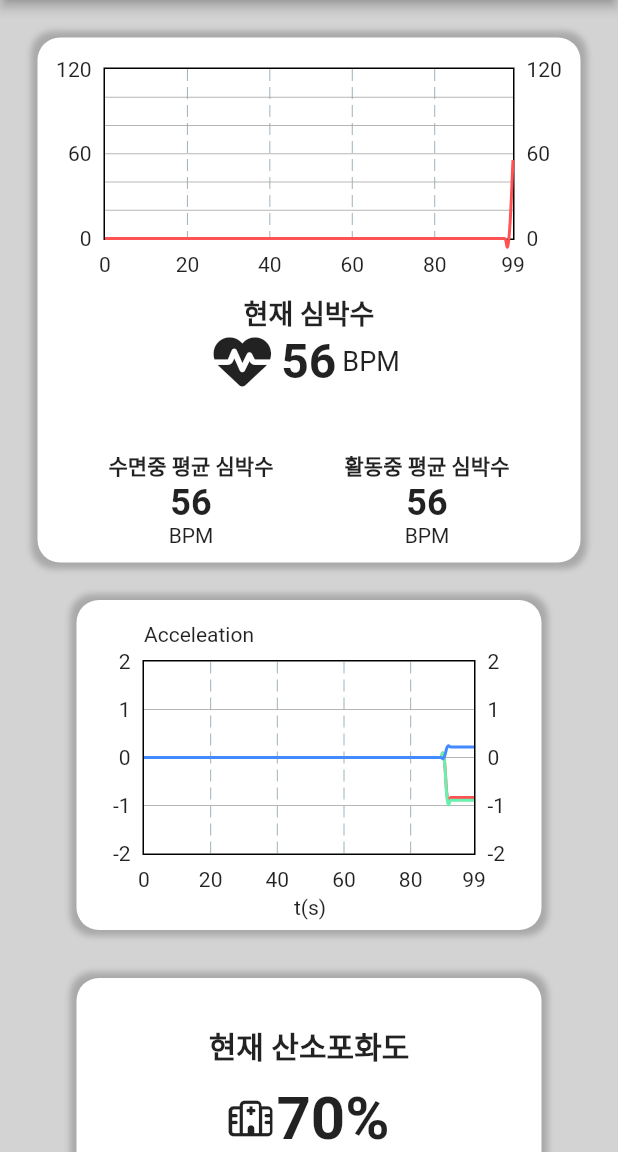
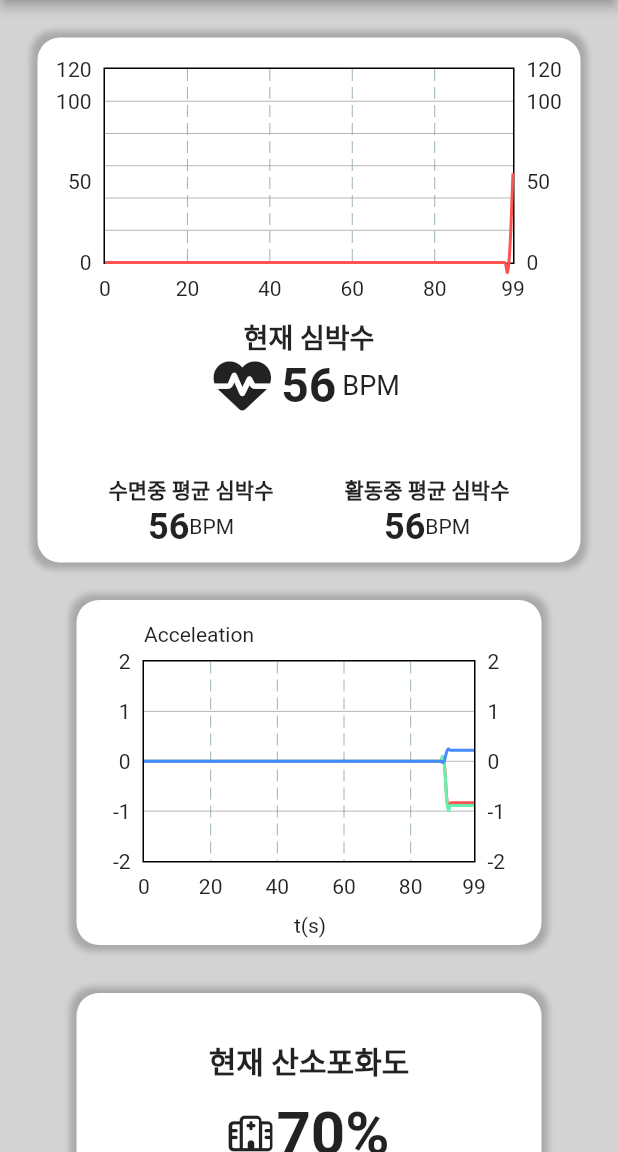
Before and after one commit to CreatorSean/JalJaYo_Client, a Flutter app: the SensorScreen screen opened by its route, on a phone screen of 412 x 824 dp, the part 84-1236 px from its top. Run offline on Flutter 3.47's test engine with Material 2 defaults, Android fonts, the phone set to English and light mode, and no system bars; drawn by our look-alikes of fl_chart, flutter_animate; our stand-ins replace flutter_blue_plus, flutter_riverpod, font_awesome_flutter, go_router.

Commit message:
수정
row-column으로 수정완

```diff
--- a/lib/feature/sensors/views/sensor_screen.dart
+++ b/lib/feature/sensors/views/sensor_screen.dart
@@ -47,7 +47,7 @@ class SensorScreen extends StatelessWidget {
             ).animate().fadeIn(duration: 1.seconds),
             //const Center(heightFactor: 10, child: Text("예쁘게 만들어주세요!")),
             const SizedBox(
-              height: 220,
+              height: 230,
               width: 310,
               child: AccSensorWidget(),
             ).animate().fadeIn(duration: 1.seconds),
--- a/lib/feature/sensors/widgets/acc_sensor_widget.dart
+++ b/lib/feature/sensors/widgets/acc_sensor_widget.dart
@@ -92,7 +92,7 @@ class _AccSensorWidgetState extends State<AccSensorWidget> {
         Container(
           padding: const EdgeInsets.only(
             top: 40,
-            bottom: 20,
+            bottom: 25,
           ),
           decoration: BoxDecoration(
             color: Colors.white,
@@ -152,7 +152,7 @@ class _AccSensorWidgetState extends State<AccSensorWidget> {
           child: Text("Acceleation"),
         ),
         const Positioned(
-          bottom: 7,
+          bottom: 5,
           left: 145,
           child: Text("t(s)"),
         ),
--- a/lib/feature/sensors/widgets/hr_sensor_widget.dart
+++ b/lib/feature/sensors/widgets/hr_sensor_widget.dart
@@ -205,6 +205,8 @@ class _HrSensorWidgetState extends State<HrSensorWidget> {
                             fontSize: Sizes.size14,
                           ),
                         ),
+                        Row(
+                          children: [
                             Text(
                               _hrData.last.round().toString(),
                               style: const TextStyle(
@@ -213,6 +215,8 @@ class _HrSensorWidgetState extends State<HrSensorWidget> {
                               ),
                             ),
                             const Text("BPM"),
+                          ],
+                        ),
                       ],
                     ),
                   ),
@@ -227,6 +231,8 @@ class _HrSensorWidgetState extends State<HrSensorWidget> {
                             fontSize: Sizes.size14,
                           ),
                         ),
+                        Row(
+                          children: [
                             Text(
                               _hrData.last.round().toString(),
                               style: const TextStyle(
@@ -235,6 +241,8 @@ class _HrSensorWidgetState extends State<HrSensorWidget> {
                               ),
                             ),
                             const Text("BPM"),
+                          ],
+                        ),
                       ],
                     ),
                   ),
```
Lines whose indentation alone changed are shown as unchanged.
